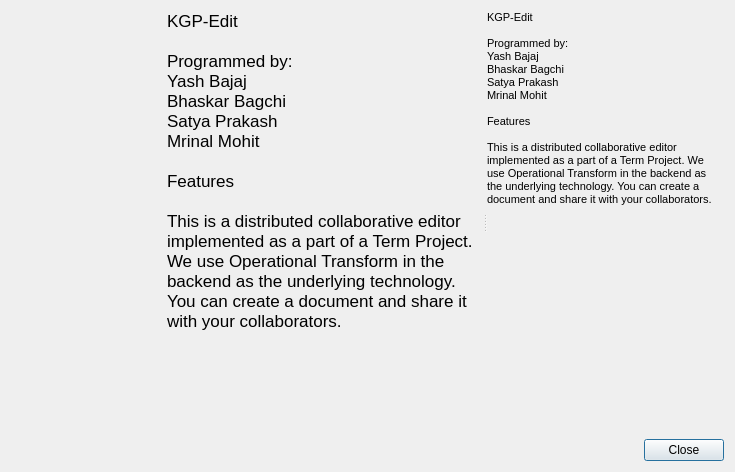
Above: aboutdialog.ui from bhaskarbagchi/KgpEdit before the change. Below: the same form after it.
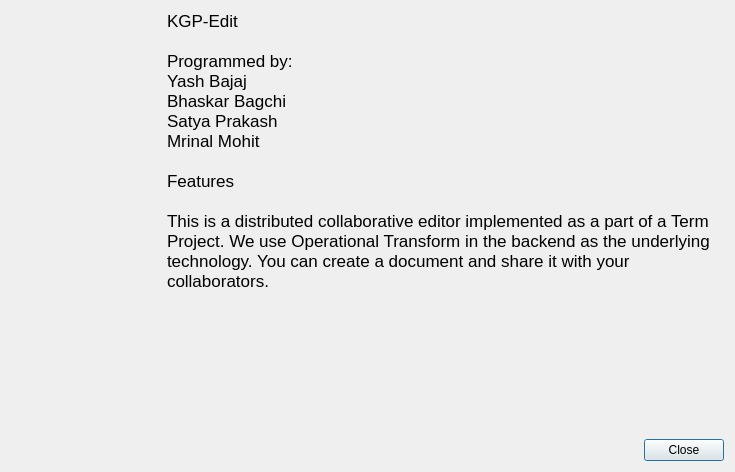
That is the form after the change. Icons and pictures are not drawn.

Commit message: cleaned about dialog

Diff of the .ui file:
```diff
--- a/aboutdialog.ui
+++ b/aboutdialog.ui
@@ -66,31 +66,6 @@
          <bool>true</bool>
         </property>
        </widget>
-       <widget class="QLabel" name="labelPc">
-        <property name="text">
-         <string>&lt;!DOCTYPE HTML PUBLIC &quot;-//W3C//DTD HTML 4.0//EN&quot; &quot;http://www.w3.org/TR/REC-html40/strict.dtd&quot;&gt;
-&lt;html&gt;&lt;head&gt;&lt;meta name=&quot;qrichtext&quot; content=&quot;1&quot; /&gt;&lt;style type=&quot;text/css&quot;&gt;
-p, li { white-space: pre-wrap; }
-&lt;/style&gt;&lt;/head&gt;&lt;body style=&quot; font-family:'Ubuntu'; font-size:11pt; font-weight:400; font-style:normal;&quot;&gt;
-&lt;p style=&quot; margin-top:0px; margin-bottom:0px; margin-left:0px; margin-right:0px; -qt-block-indent:0; text-indent:0px;&quot;&gt;&lt;span style=&quot; font-family:'MS Shell Dlg 2'; font-size:8pt;&quot;&gt;KGP-Edit&lt;/span&gt;&lt;/p&gt;
-&lt;p style=&quot;-qt-paragraph-type:empty; margin-top:0px; margin-bottom:0px; margin-left:0px; margin-right:0px; -qt-block-indent:0; text-indent:0px; font-family:'MS Shell Dlg 2'; font-size:8pt;&quot;&gt;&lt;br /&gt;&lt;/p&gt;
-&lt;p style=&quot; margin-top:0px; margin-bottom:0px; margin-left:0px; margin-right:0px; -qt-block-indent:0; text-indent:0px;&quot;&gt;&lt;span style=&quot; font-family:'MS Shell Dlg 2'; font-size:8pt;&quot;&gt;Programmed by:&lt;/span&gt;&lt;/p&gt;
-&lt;p style=&quot; margin-top:0px; margin-bottom:0px; margin-left:0px; margin-right:0px; -qt-block-indent:0; text-indent:0px;&quot;&gt;&lt;span style=&quot; font-family:'MS Shell Dlg 2'; font-size:8pt;&quot;&gt;Yash Bajaj &lt;/span&gt;&lt;/p&gt;
-&lt;p style=&quot; margin-top:0px; margin-bottom:0px; margin-left:0px; margin-right:0px; -qt-block-indent:0; text-indent:0px;&quot;&gt;&lt;span style=&quot; font-family:'MS Shell Dlg 2'; font-size:8pt;&quot;&gt;Bhaskar Bagchi &lt;/span&gt;&lt;/p&gt;
-&lt;p style=&quot; margin-top:0px; margin-bottom:0px; margin-left:0px; margin-right:0px; -qt-block-indent:0; text-indent:0px;&quot;&gt;&lt;span style=&quot; font-family:'MS Shell Dlg 2'; font-size:8pt;&quot;&gt;Satya Prakash&lt;/span&gt;&lt;/p&gt;
-&lt;p style=&quot; margin-top:0px; margin-bottom:0px; margin-left:0px; margin-right:0px; -qt-block-indent:0; text-indent:0px;&quot;&gt;&lt;span style=&quot; font-family:'MS Shell Dlg 2'; font-size:8pt;&quot;&gt;Mrinal Mohit &lt;/span&gt;&lt;/p&gt;
-&lt;p style=&quot;-qt-paragraph-type:empty; margin-top:0px; margin-bottom:0px; margin-left:0px; margin-right:0px; -qt-block-indent:0; text-indent:0px; font-family:'MS Shell Dlg 2'; font-size:8pt;&quot;&gt;&lt;br /&gt;&lt;/p&gt;
-&lt;p style=&quot; margin-top:0px; margin-bottom:0px; margin-left:0px; margin-right:0px; -qt-block-indent:0; text-indent:0px;&quot;&gt;&lt;span style=&quot; font-family:'MS Shell Dlg 2'; font-size:8pt;&quot;&gt;Features &lt;/span&gt;&lt;/p&gt;
-&lt;p style=&quot;-qt-paragraph-type:empty; margin-top:0px; margin-bottom:0px; margin-left:0px; margin-right:0px; -qt-block-indent:0; text-indent:0px; font-family:'MS Shell Dlg 2'; font-size:8pt;&quot;&gt;&lt;br /&gt;&lt;/p&gt;
-&lt;p style=&quot; margin-top:0px; margin-bottom:0px; margin-left:0px; margin-right:0px; -qt-block-indent:0; text-indent:0px;&quot;&gt;&lt;span style=&quot; font-family:'MS Shell Dlg 2'; font-size:8pt;&quot;&gt;This is a distributed collaborative editor implemented as a part of a Term Project. We use Operational Transform in the backend as the underlying technology. You can create a document and share it with your collaborators.&lt;/span&gt;&lt;/p&gt;&lt;/body&gt;&lt;/html&gt;</string>
-        </property>
-        <property name="alignment">
-         <set>Qt::AlignLeading|Qt::AlignLeft|Qt::AlignTop</set>
-        </property>
-        <property name="wordWrap">
-         <bool>true</bool>
-        </property>
-       </widget>
       </widget>
      </item>
     </layout>
```
The commit also changes 1 other file.
